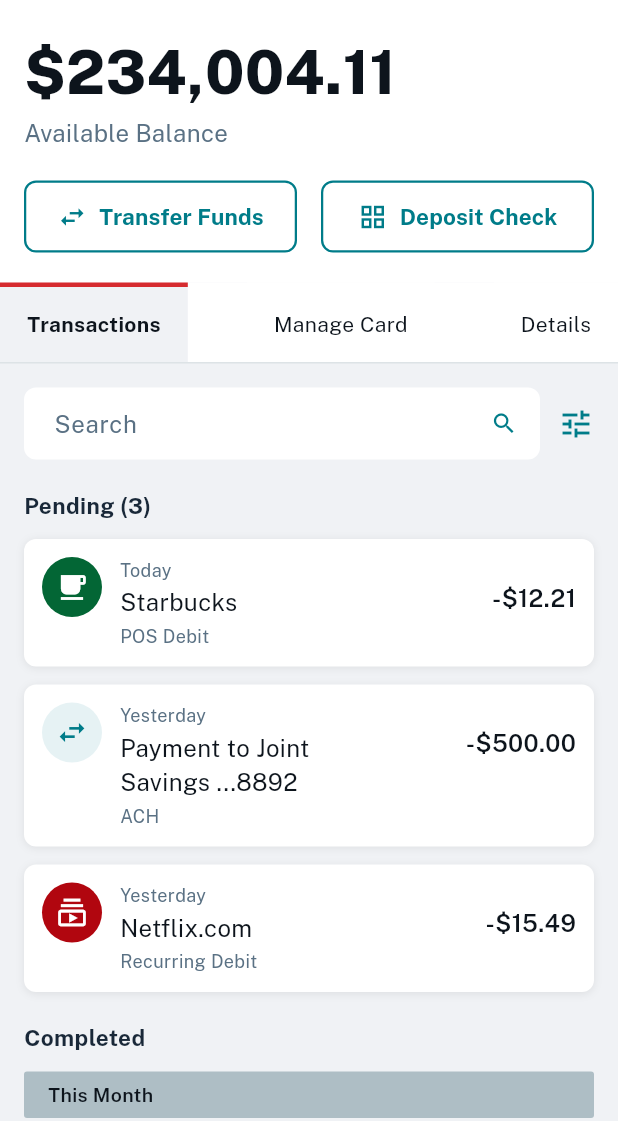
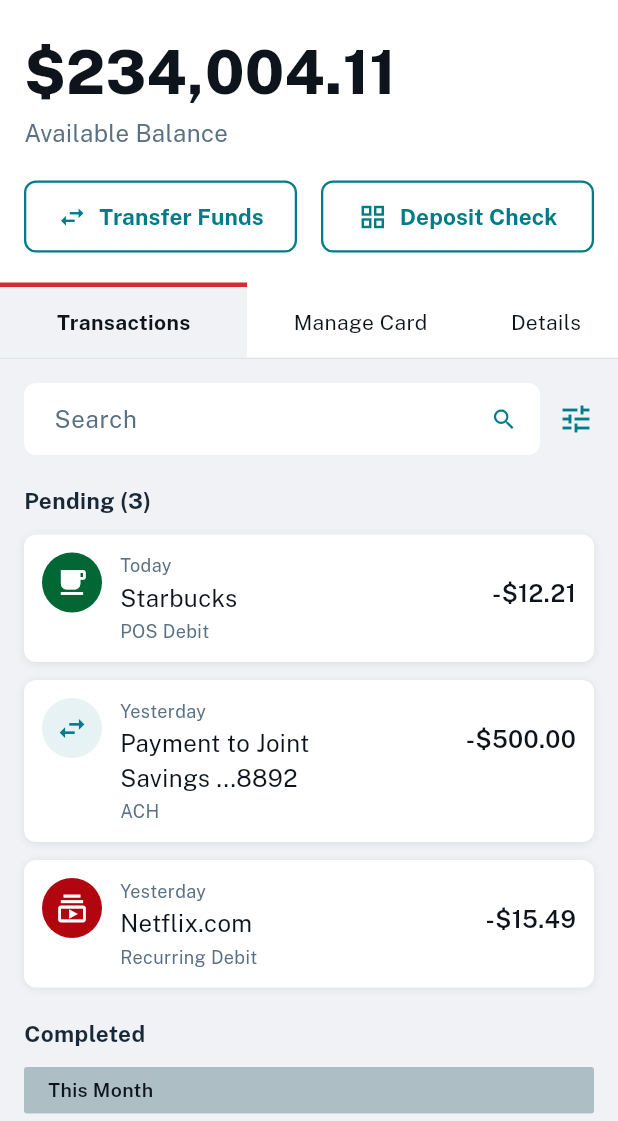
Before and after one commit to chrisfoisydev/MobileApp, a Flutter app: the AccountDetailScreen screen opened directly with sample values from the repository, on a phone screen of 412 x 824 dp, the part 115-1236 px from its top. Run offline on Flutter 3.47's test engine with Material 3 defaults, Android fonts, the phone set to English and light mode, and no system bars; our stand-ins replace google_fonts, web; missing offline and left inert: dart:js_interop, dart:ui_web.

Commit message:
Tabs fill width with no gaps, flexed by label length
Account/credit/savings tab bar tabs now use Expanded with flex
proportional to the label length, so they fill the full width edge to
edge with no gaps while the longer 'Savings Buckets' tab still gets
enough room.

https://claude.ai/code/session_01NuCKxaSF8m2VXGLc8nwLxh

```diff
--- a/lib/widgets/account_tab_bar.dart
+++ b/lib/widgets/account_tab_bar.dart
@@ -24,17 +24,19 @@ class AccountTabBar extends StatelessWidget {
         border: Border(bottom: BorderSide(color: AppColors.borderSubtle)),
       ),
       child: Row(
-        mainAxisAlignment: MainAxisAlignment.spaceBetween,
         children: [
           for (final (index, label) in tabs.indexed)
-            InkWell(
+            // Flex by label length so tabs fill the full width with no gaps
+            // while the longer "Savings Buckets" tab still gets enough room.
+            Expanded(
+              flex: label.length,
+              child: InkWell(
                 onTap: () => onChanged(index),
                 child: AnimatedContainer(
                   duration: const Duration(milliseconds: 220),
                   curve: Curves.easeOut,
-                // Tabs size to their label, with padding so longer labels
-                // (e.g. "Savings Buckets (2)") aren't squished.
-                padding: const EdgeInsets.symmetric(horizontal: 18, vertical: 15),
+                  height: 50,
+                  alignment: Alignment.center,
                   decoration: BoxDecoration(
                     color: index == selectedIndex
                         ? AppColors.pageBackground
@@ -59,7 +61,8 @@ class AccountTabBar extends StatelessWidget {
                               : FontWeight.w400,
                           color: AppColors.navy,
                         ),
-                  child: Text(label),
+                    child: Text(label, maxLines: 1),
+                  ),
                 ),
               ),
             ),
```
Also changed, not shown: 8 other files. Lines whose indentation alone changed are shown as unchanged.
